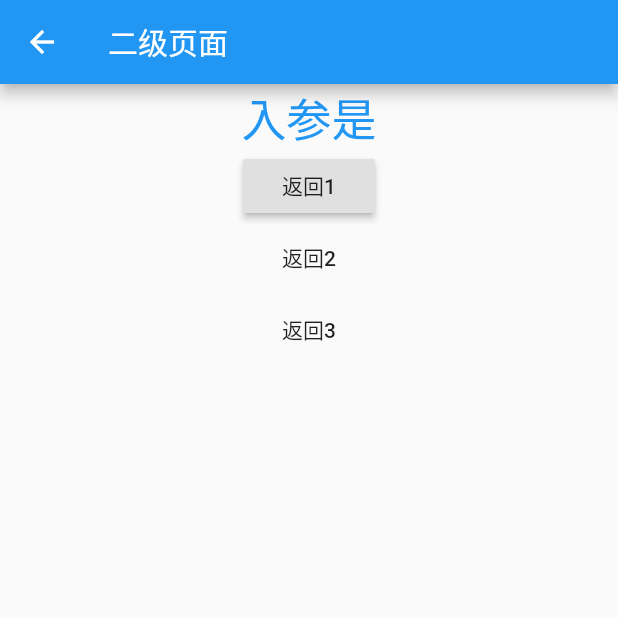
After one commit to fullStackPractice/test_flutter_project, a Flutter app: the SecondScreen screen opened directly, on a phone screen of 412 x 824 dp, the top half of it. The commit adds this screen. Run offline on Flutter 3.47's test engine with Material 2 defaults, Android fonts, the phone set to English and light mode, and no system bars; our stand-ins replace pull_to_refresh; network calls fail.

Commit message:
上拉加载 下拉刷新 路由跳转

```diff
--- /dev/null
+++ b/lib/mine/SecondScreen.dart
@@ -0,0 +1,51 @@
+
+import 'package:flutter/material.dart';
+
+class SecondScreen extends StatelessWidget {
+
+  final String content;
+
+  SecondScreen({this.content});
+
+  @override
+  Widget build(BuildContext context) {
+    return Scaffold(
+      appBar: new AppBar(
+        title: new Text('二级页面'),
+      ),
+      body: Center(
+        child: Column(
+          children: <Widget>[
+            Text(
+              '入参是${this.content != null ? this.content:""}',
+              style: TextStyle(
+                fontSize: 30,
+                color: Colors.blue
+              ),
+            ),
+            RaisedButton(
+                child: Text('返回1'),
+                onPressed: (){
+                  Navigator.of(context).pop('返回的数据');
+                  // Navigator.of(context).popUntil((route) => false)
+                }
+            ),
+            FlatButton(
+              onPressed: (){
+                Navigator.of(context).popAndPushNamed('/third');
+
+              },
+              child: Text('返回2'),
+            ),
+            FlatButton(
+              onPressed: (){
+                Navigator.of(context).pushReplacementNamed('/third');
+              },
+              child: Text('返回3'),
+            )
+          ],
+        ),
+      ),
+    );
+  }
+}
```
Also changed, not shown: lib/find/FindScreen.dart (+18 -16 lines).
